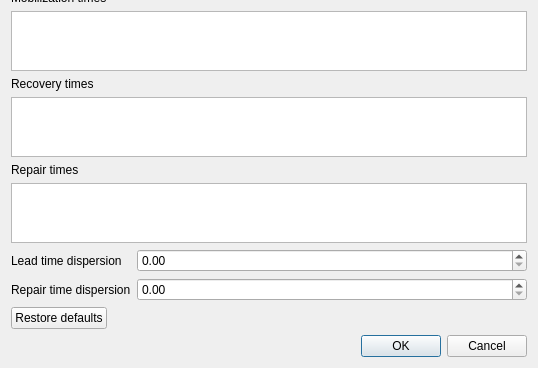
Old version of the form svir/ui/ui_recovery_settings.ui in the repository gem/oq-irmt-qgis; both pictures show x 0 to 538 and y 432 to 800 of the 538 by 800 pixel window.
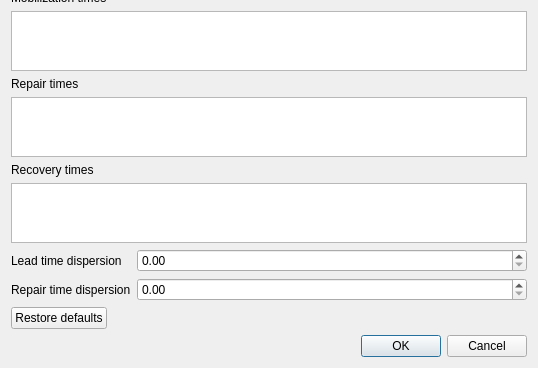
New version of the form.

Commit message: Move recovery times after repair times in recovery settings

What changed in the file:
```diff
--- a/svir/ui/ui_recovery_settings.ui
+++ b/svir/ui/ui_recovery_settings.ui
@@ -192,41 +192,6 @@
      </property>
     </widget>
    </item>
-   <item>
-    <widget class="QLabel" name="label_10">
-     <property name="toolTip">
-      <string>Period between the occurrence of the earthquake and the restoration of full functionality (days), being in a particular recovery-based limit state</string>
-     </property>
-     <property name="text">
-      <string>Recovery times</string>
-     </property>
-    </widget>
-   </item>
-   <item>
-    <widget class="QTableWidget" name="recovery_times_tbl">
-     <property name="sizePolicy">
-      <sizepolicy hsizetype="Expanding" vsizetype="MinimumExpanding">
-       <horstretch>0</horstretch>
-       <verstretch>0</verstretch>
-      </sizepolicy>
-     </property>
-     <property name="minimumSize">
-      <size>
-       <width>0</width>
-       <height>50</height>
-      </size>
-     </property>
-     <property name="maximumSize">
-      <size>
-       <width>16777215</width>
-       <height>16777215</height>
-      </size>
-     </property>
-     <property name="toolTip">
-      <string>Period between the occurrence of the earthquake and the restoration of full functionality (days), being in a particular recovery-based limit state</string>
-     </property>
-    </widget>
-   </item>
    <item>
     <widget class="QLabel" name="label_4">
      <property name="toolTip">
@@ -262,6 +227,41 @@
      </property>
     </widget>
    </item>
+   <item>
+    <widget class="QLabel" name="label_10">
+     <property name="toolTip">
+      <string>Period between the occurrence of the earthquake and the restoration of full functionality (days), being in a particular recovery-based limit state</string>
+     </property>
+     <property name="text">
+      <string>Recovery times</string>
+     </property>
+    </widget>
+   </item>
+   <item>
+    <widget class="QTableWidget" name="recovery_times_tbl">
+     <property name="sizePolicy">
+      <sizepolicy hsizetype="Expanding" vsizetype="MinimumExpanding">
+       <horstretch>0</horstretch>
+       <verstretch>0</verstretch>
+      </sizepolicy>
+     </property>
+     <property name="minimumSize">
+      <size>
+       <width>0</width>
+       <height>50</height>
+      </size>
+     </property>
+     <property name="maximumSize">
+      <size>
+       <width>16777215</width>
+       <height>16777215</height>
+      </size>
+     </property>
+     <property name="toolTip">
+      <string>Period between the occurrence of the earthquake and the restoration of full functionality (days), being in a particular recovery-based limit state</string>
+     </property>
+    </widget>
+   </item>
    <item>
     <layout class="QFormLayout" name="formLayout_2">
      <property name="topMargin">
```
